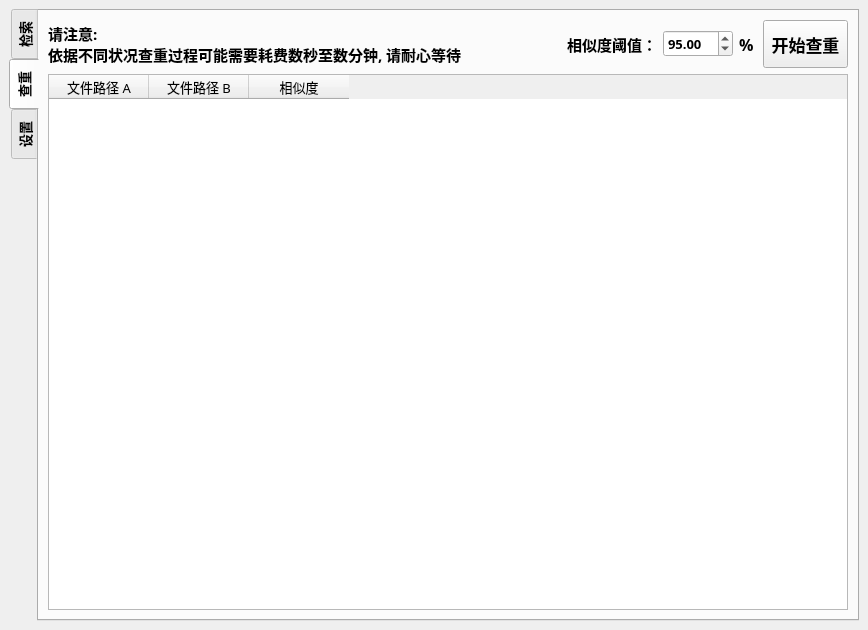
Qt form gui/simple.ui (Sg4Dylan/EfficientIR) before a commit.
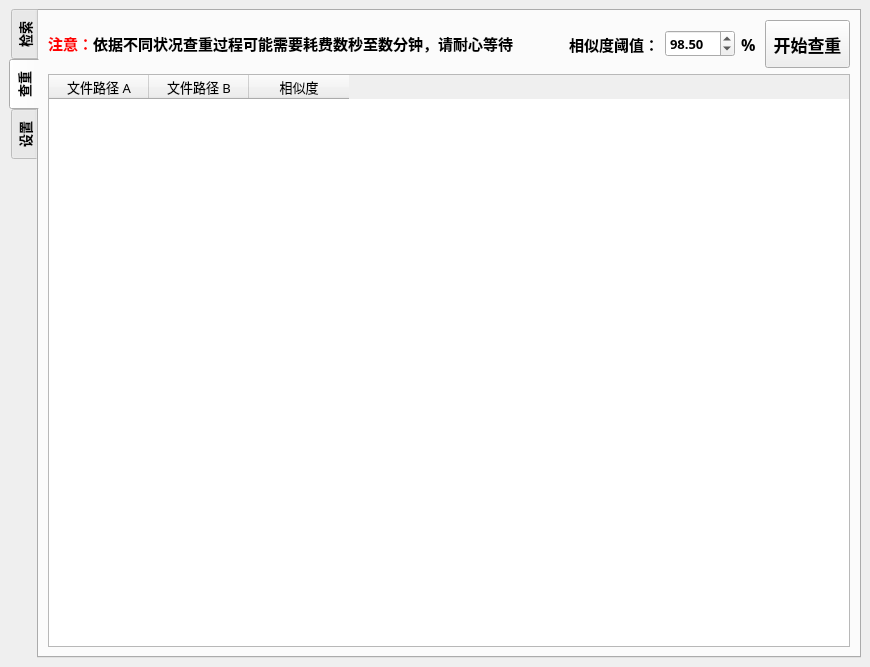
The same form after that commit. The open tabs and pages were chosen to show the change.

Commit message: fix error in duplicate finder

Patch:
```diff
--- a/gui/simple.ui
+++ b/gui/simple.ui
@@ -6,8 +6,8 @@
    <rect>
     <x>0</x>
     <y>0</y>
-    <width>868</width>
-    <height>630</height>
+    <width>870</width>
+    <height>667</height>
    </rect>
   </property>
   <property name="windowTitle">
@@ -199,8 +199,7 @@
              </font>
             </property>
             <property name="text">
-             <string>请注意: 
-依据不同状况查重过程可能需要耗费数秒至数分钟, 请耐心等待</string>
+             <string>&lt;html&gt;&lt;head/&gt;&lt;body&gt;&lt;p&gt;&lt;span style=&quot; font-size:11pt; color:#ff0000;&quot;&gt;注意：&lt;/span&gt;&lt;span style=&quot; font-size:11pt; color:#000000;&quot;&gt;依据不同状况查重过程可能需要耗费数秒至数分钟，请耐心等待&lt;/span&gt;&lt;/p&gt;&lt;/body&gt;&lt;/html&gt;</string>
             </property>
            </widget>
           </item>
@@ -243,7 +242,7 @@
              <double>0.100000000000000</double>
             </property>
             <property name="value">
-             <double>95.000000000000000</double>
+             <double>98.500000000000000</double>
             </property>
            </widget>
           </item>
```
Left out of the diff: 4 changed lines with no effect on the pictures. The commit also changes 1 other file.
